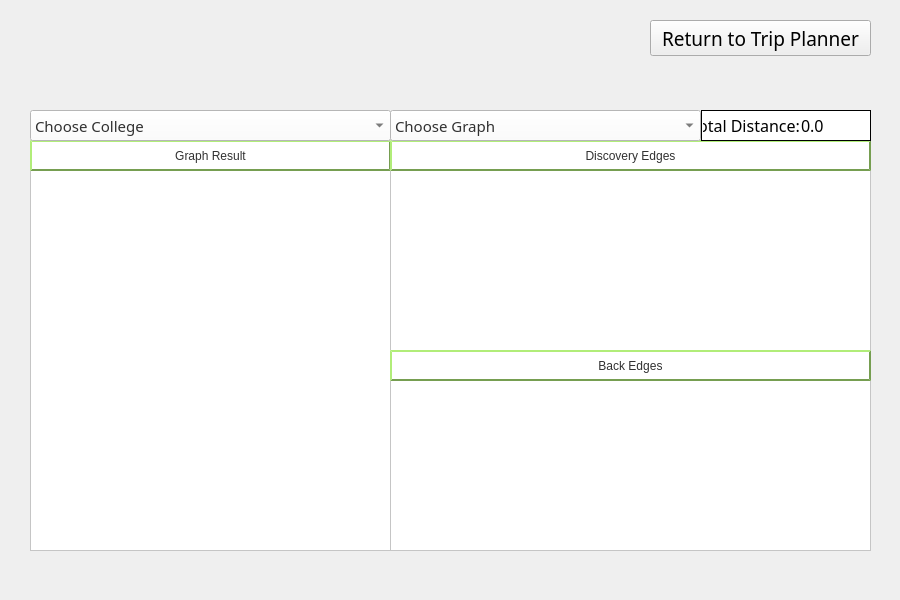
Qt form graphviewer.ui (DannyCamacho/CollegeConnect) before a commit.
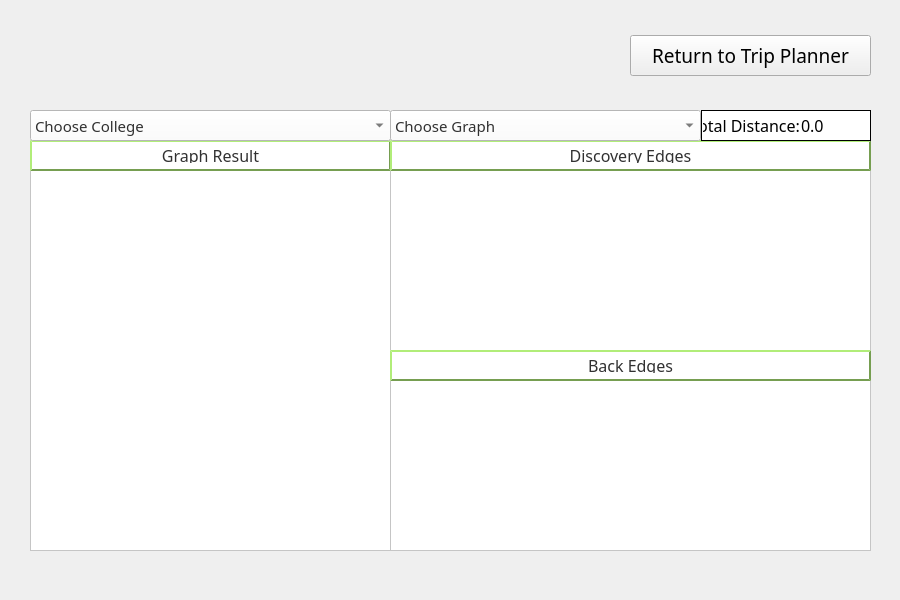
The same form after that commit. Icons and pictures are not drawn.

Commit message: font size dropdown in tripplanner.ui, button in graphviewer.ui

```diff
--- a/graphviewer.ui
+++ b/graphviewer.ui
@@ -279,6 +279,12 @@
        <height>31</height>
       </rect>
      </property>
+     <property name="font">
+      <font>
+       <family>Mongolian Baiti</family>
+       <pointsize>12</pointsize>
+      </font>
+     </property>
      <property name="styleSheet">
       <string notr="true">color: rgb(49, 49, 49);
 background-color:  rgb(255, 255, 255);
@@ -308,6 +314,12 @@
        <height>31</height>
       </rect>
      </property>
+     <property name="font">
+      <font>
+       <family>Mongolian Baiti</family>
+       <pointsize>12</pointsize>
+      </font>
+     </property>
      <property name="styleSheet">
       <string notr="true">color: rgb(49, 49, 49);
 background-color:  rgb(255, 255, 255);
@@ -337,6 +349,12 @@
        <height>31</height>
       </rect>
      </property>
+     <property name="font">
+      <font>
+       <family>Mongolian Baiti</family>
+       <pointsize>12</pointsize>
+      </font>
+     </property>
      <property name="styleSheet">
       <string notr="true">color: rgb(49, 49, 49);
 background-color:  rgb(255, 255, 255);
@@ -1088,10 +1106,10 @@
    <widget class="QPushButton" name="trip_planner_pushButton">
     <property name="geometry">
      <rect>
-      <x>650</x>
-      <y>20</y>
-      <width>221</width>
-      <height>36</height>
+      <x>630</x>
+      <y>35</y>
+      <width>241</width>
+      <height>41</height>
      </rect>
     </property>
     <property name="font">
@@ -1102,6 +1120,9 @@
       <bold>false</bold>
      </font>
     </property>
+    <property name="layoutDirection">
+     <enum>Qt::RightToLeft</enum>
+    </property>
     <property name="styleSheet">
      <string notr="true">color: rgb(49, 49, 49);
 background-color:  rgb(255, 255, 255);
@@ -1120,6 +1141,16 @@
     <property name="text">
      <string>Return to Trip Planner</string>
     </property>
+    <property name="icon">
+     <iconset resource="resources/resources.qrc">
+      <normaloff>:/plan_route_logo-removebg.png</normaloff>:/plan_route_logo-removebg.png</iconset>
+    </property>
+    <property name="iconSize">
+     <size>
+      <width>35</width>
+      <height>35</height>
+     </size>
+    </property>
    </widget>
   </widget>
  </widget>
```
Left out of the diff: 4 changed lines with no effect on the pictures. The commit also changes 1 other file.
